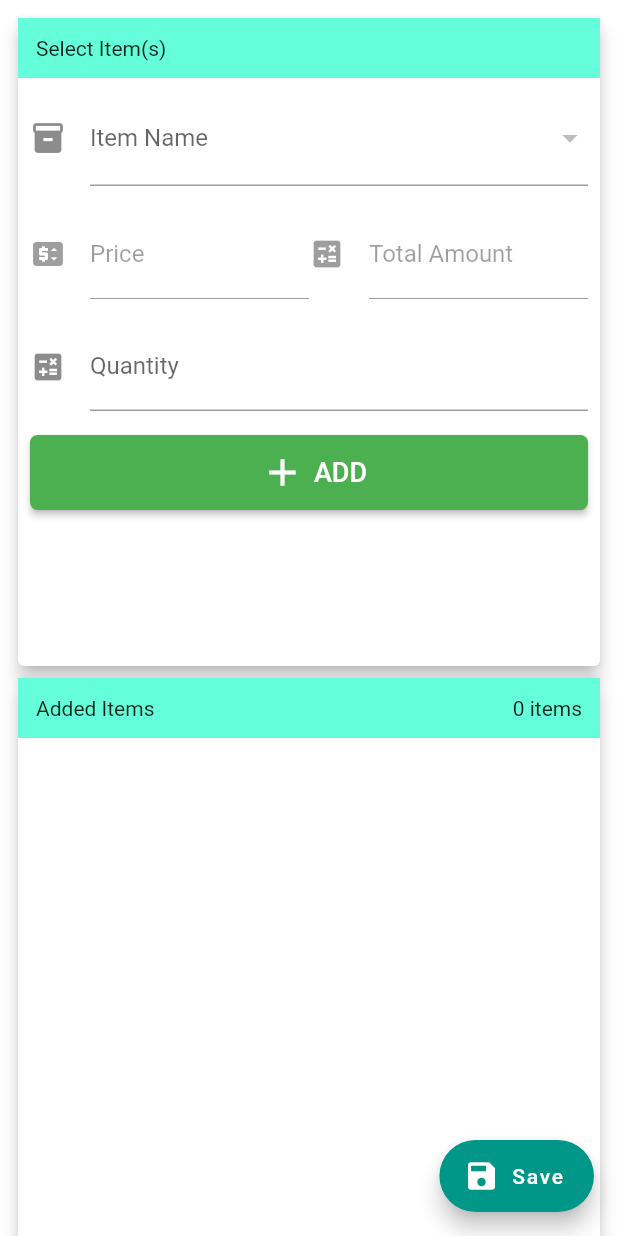
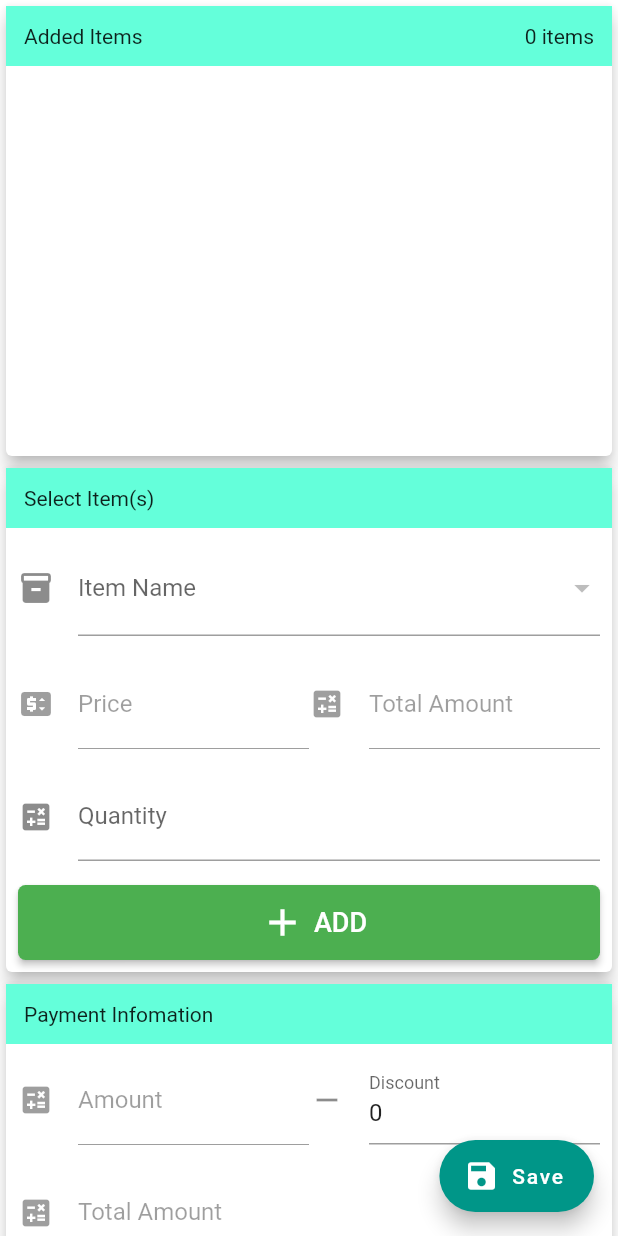
Before and after one commit to Ismail-muhammad123/xpirax-mobile, a Flutter app: the NewSellsPage screen opened directly with empty values, on a phone screen of 412 x 824 dp. Run offline on Flutter 3.47's test engine with Material 2 defaults, Android fonts, the phone set to English and light mode, and no system bars; our stand-ins replace charts_flutter, font_awesome_flutter, open_file, shared_preferences, sqflite_common, sqflite_common_ffi and 1 more; missing offline and left inert: desktop_window; accounts and stored records are empty.

Commit message:
transactions and transaction form page

```diff
--- a/lib/pages/sells/transaction_form.dart
+++ b/lib/pages/sells/transaction_form.dart
@@ -4,6 +4,7 @@ import 'package:xpirax/data/cart_data.dart';
 import 'package:xpirax/data/inventory.dart';
 import 'package:xpirax/data/transaction.dart';
 import 'package:xpirax/pages/sells/sellsDetails.dart';
+import 'package:xpirax/providers/database/dataBase_manager.dart';
 import 'package:xpirax/providers/web_database_providers.dart';
 import 'package:uuid/uuid.dart';
 
@@ -28,7 +29,7 @@ class _SellsFormState extends State<SellsForm> {
         title: const Text('New Transaction'),
       ),
       body: FutureBuilder<List<Inventory>?>(
-        future: context.watch<InventoryProvider>().getItems(),
+        future: context.watch<LocalDatabaseHandler>().getItemsFromInventory(),
         builder: (context, snapshot) {
           if (snapshot.connectionState == ConnectionState.waiting) {
             return const Center(
@@ -140,7 +141,6 @@ class NewSellsPageState extends State<NewSellsPage> {
   final TextEditingController _numberCOntroller = TextEditingController();
   final TextEditingController _addressController = TextEditingController();
   final TextEditingController _emailCOntroller = TextEditingController();
-  final uid = Uuid();
 
   double totalAmount = 0;
   double payableamount = 0;
@@ -389,11 +389,7 @@ class NewSellsPageState extends State<NewSellsPage> {
       _saving = true;
     });
     // insert the created transaction
-    await context
-        .read<TransactionsProvider>()
-        .insertTransaction(transaction: trx)
-        .then(
-          (res) => () async {
+    var res = await context.read<LocalDatabaseHandler>().insertTransaction(trx);
     if (res == null) {
       await showDialog(
         context: context,
@@ -407,23 +403,21 @@ class NewSellsPageState extends State<NewSellsPage> {
             )
           ],
         ),
+      ).then(
+        (value) => setState(() {
+          _saving = false;
+        }),
       );
-              setState(() {
-                addedItems = [];
-                _saving = false;
-              });
       return;
     } else {
       Navigator.of(context).pushReplacement(
         MaterialPageRoute(
           builder: (context) => SellsDetails(
-                    transaction: res,
+            transaction: trx,
           ),
         ),
       );
     }
-          },
-        );
   }
 
   @override
@@ -454,11 +448,73 @@ class NewSellsPageState extends State<NewSellsPage> {
         onPressed: _saving ? () {} : _save,
       ),
       body: Form(
-        child: GridView.count(
-          padding: EdgeInsets.all(8.0),
-          childAspectRatio: 0.90,
-          crossAxisCount: 1,
+        child: SingleChildScrollView(
+          child: Column(
             children: [
+              Card(
+                elevation: 5.0,
+                child: ConstrainedBox(
+                  constraints: BoxConstraints(
+                    maxHeight: 300.0,
+                  ),
+                  child: Column(
+                    children: [
+                      Container(
+                        color: Colors.tealAccent,
+                        width: double.maxFinite,
+                        padding: const EdgeInsets.all(12.0),
+                        child: Row(
+                          mainAxisAlignment: MainAxisAlignment.spaceBetween,
+                          children: [
+                            const Text('Added Items'),
+                            Text("${addedItems.length} items")
+                          ],
+                        ),
+                      ),
+                      Flexible(
+                        child: ListView(
+                          children: List.generate(
+                            addedItems.length,
+                            (index) => ListTile(
+                              title: Text(
+                                  "${addedItems[index].name} x ${addedItems[index].quantity.toString()}"),
+                              trailing: PopupMenuButton(
+                                itemBuilder: (context) {
+                                  return const [
+                                    PopupMenuItem<int>(
+                                        value: 0, child: Text('Edit')),
+                                    PopupMenuItem<int>(
+                                        value: 1, child: Text('Remove')),
+                                  ];
+                                },
+                                onSelected: (item) async {
+                                  switch (item) {
+                                    case 0:
+                                      _editAdded(addedItems[index]);
+                                      break;
+                                    case 1:
+                                      _removeItem(addedItems[index].name);
+                                      break;
+                                  }
+                                },
+                              ),
+                              subtitle: Row(
+                                mainAxisAlignment:
+                                    MainAxisAlignment.spaceBetween,
+                                children: [
+                                  Text("Price: ${addedItems[index].price}"),
+                                  Text(
+                                      "ToTal Amount: ${addedItems[index].price * addedItems[index].quantity}")
+                                ],
+                              ),
+                            ),
+                          ),
+                        ),
+                      ),
+                    ],
+                  ),
+                ),
+              ),
               Card(
                 elevation: 5.0,
                 child: Column(
@@ -579,64 +635,6 @@ class NewSellsPageState extends State<NewSellsPage> {
                         ),
                       ),
                     )
-                ],
-              ),
-            ),
-            Card(
-              elevation: 5.0,
-              child: Column(
-                children: [
-                  Container(
-                    color: Colors.tealAccent,
-                    width: double.maxFinite,
-                    padding: const EdgeInsets.all(12.0),
-                    child: Row(
-                      mainAxisAlignment: MainAxisAlignment.spaceBetween,
-                      children: [
-                        const Text('Added Items'),
-                        Text("${addedItems.length} items")
-                      ],
-                    ),
-                  ),
-                  Flexible(
-                    child: ListView(
-                      children: List.generate(
-                        addedItems.length,
-                        (index) => ListTile(
-                          title: Text(
-                              "${addedItems[index].name} x ${addedItems[index].quantity.toString()}"),
-                          trailing: PopupMenuButton(
-                            itemBuilder: (context) {
-                              return const [
-                                PopupMenuItem<int>(
-                                    value: 0, child: Text('Edit')),
-                                PopupMenuItem<int>(
-                                    value: 1, child: Text('Remove')),
-                              ];
-                            },
-                            onSelected: (item) async {
-                              switch (item) {
-                                case 0:
-                                  _editAdded(addedItems[index]);
-                                  break;
-                                case 1:
-                                  _removeItem(addedItems[index].name);
-                                  break;
-                              }
-                            },
-                          ),
-                          subtitle: Row(
-                            mainAxisAlignment: MainAxisAlignment.spaceBetween,
-                            children: [
-                              Text("Price: ${addedItems[index].price}"),
-                              Text(
-                                  "ToTal Amount: ${addedItems[index].price * addedItems[index].quantity}")
-                            ],
-                          ),
-                        ),
-                      ),
-                    ),
-                  ),
                   ],
                 ),
               ),
@@ -801,6 +799,7 @@ class NewSellsPageState extends State<NewSellsPage> {
             ],
           ),
         ),
+      ),
     );
   }
 }
```
Also changed, not shown: lib/data/transaction.dart (+5 -2 lines), lib/pages/sells/sellsDetails.dart (+41 -50 lines), lib/pages/sells/sellsRecord.dart (+12 -22 lines), lib/providers/database/dataBase_manager.dart (+14 -12 lines). Lines whose indentation alone changed are shown as unchanged.
